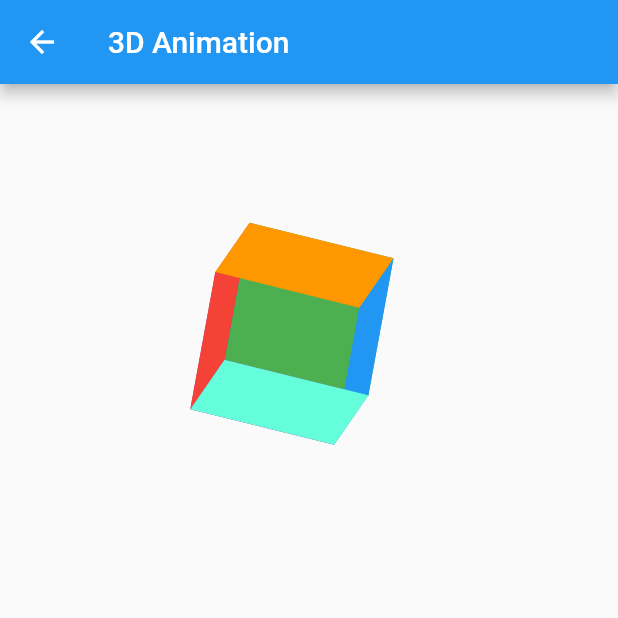
After one commit to lysyshaky/AnimatedContainer, a Flutter app: the screen it shows after launch, after a tap on "3D Animation", on a phone screen of 412 x 824 dp, the top half of it. The commit adds this screen. Run offline on Flutter 3.47's test engine with Material 2 defaults, Android fonts, the phone set to English and light mode, and no system bars.

Commit message:
3d animation

```diff
--- /dev/null
+++ b/lib/animations /3d_animation.dart
@@ -0,0 +1,169 @@
+import 'dart:math';
+
+import 'package:flutter/material.dart';
+import 'package:vector_math/vector_math_64.dart' show Vector3;
+
+class Animation3D extends StatefulWidget {
+  const Animation3D({super.key});
+
+  @override
+  State<Animation3D> createState() => _Animation3DState();
+}
+
+class _Animation3DState extends State<Animation3D> with TickerProviderStateMixin {
+  late AnimationController xController;
+  late AnimationController yController;
+  late AnimationController zController;
+  late Tween<double> animation;
+
+  @override
+  void initState() {
+    super.initState();
+    xController = AnimationController(
+      duration: const Duration(seconds: 20),
+      vsync: this,
+    );
+    yController = AnimationController(
+      duration: const Duration(seconds: 30),
+      vsync: this,
+    );
+    zController = AnimationController(
+      duration: const Duration(seconds: 40),
+      vsync: this,
+    );
+    animation = Tween<double>(
+      begin: 0,
+      end: pi * 2,
+    );
+  }
+
+  @override
+  void dispose() {
+    xController.dispose();
+    yController.dispose();
+    zController.dispose();
+    super.dispose();
+  }
+
+  @override
+  Widget build(BuildContext context) {
+    xController
+      ..reset()
+      ..repeat();
+
+    yController
+      ..reset()
+      ..repeat();
+
+    zController
+      ..reset()
+      ..repeat();
+
+    const widthAndHeight = 100.0;
+    return Scaffold(
+      appBar: AppBar(
+        title: const Text('3D Animation'),
+        leading: IconButton(
+          icon: const Icon(Icons.arrow_back),
+          onPressed: () {
+            Navigator.of(context).pop();
+          },
+        ),
+      ),
+      body: Center(
+        child: SafeArea(
+          child: Column(
+            crossAxisAlignment: CrossAxisAlignment.center,
+            children: [
+              const SizedBox(
+                height: widthAndHeight,
+              ),
+              AnimatedBuilder(
+                animation: Listenable.merge([
+                  xController,
+                  yController,
+                  zController,
+                ]),
+                builder: (context, child) {
+                  return Transform(
+                    alignment: Alignment.center,
+                    transform: Matrix4.identity()
+                      ..rotateX(animation.evaluate(xController))
+                      ..rotateY(animation.evaluate(yController))
+                      ..rotateZ(animation.evaluate(zController)),
+                    child: Stack(
+                      children: [
+                        //back
+                        Transform(
+                          alignment: Alignment.center,
+                          transform: Matrix4.identity()..translate(Vector3(0, 0, -widthAndHeight)),
+                          child: Container(
+                            color: Colors.purple,
+                            width: widthAndHeight,
+                            height: widthAndHeight,
+                          ),
+                        ),
+                        //front
+                        Container(
+                          color: Colors.green,
+                          width: widthAndHeight,
+                          height: widthAndHeight,
+                        ),
+                        //left side
+                        Transform(
+                          alignment: Alignment.centerLeft,
+                          transform: Matrix4.identity()..rotateY(pi / 2),
+                          child: Container(
+                            color: Colors.red,
+                            width: widthAndHeight,
+                            height: widthAndHeight,
+                          ),
+                        ),
+                        //right side
+                        Transform(
+                          alignment: Alignment.centerRight,
+                          transform: Matrix4.identity()..rotateY(-pi / 2),
+                          child: Container(
+                            color: Colors.blue,
+                            width: widthAndHeight,
+                            height: widthAndHeight,
+                          ),
+                        ),
+                        //top side
+                        Transform(
+                          alignment: Alignment.topCenter,
+                          transform: Matrix4.identity()..rotateX(-pi / 2),
+                          child: Container(
+                            color: Colors.orange,
+                            width: widthAndHeight,
+                            height: widthAndHeight,
+                          ),
+                        ),
+                        //top side
+                        Transform(
+                          alignment: Alignment.bottomCenter,
+                          transform: Matrix4.identity()..rotateX(pi / 2),
+                          child: Container(
+                            color: Colors.tealAccent,
+                            width: widthAndHeight,
+                            height: widthAndHeight,
+                          ),
+                        ),
+
+                        // Container(
+                        //   color: Colors.red,
+                        //   width: widthAndHeight,
+                        //   height: widthAndHeight,
+                        // ),
+                      ],
+                    ),
+                  );
+                },
+              ),
+            ],
+          ),
+        ),
+      ),
+    );
+  }
+}
--- a/lib/home.dart
+++ b/lib/home.dart
@@ -1,3 +1,4 @@
+import 'package:animation_1/animations%20/3d_animation.dart';
 import 'package:animation_1/animations%20/cirlce_animation.dart';
 import 'package:flutter/material.dart';
 
@@ -36,6 +37,14 @@ class _HomePageState extends State<HomePage> {
               },
               child: const Text('Circle Animation'),
             ),
+            const SizedBox(height: 20),
+            ElevatedButton(
+              onPressed: () {
+                Navigator.of(context)
+                    .push(MaterialPageRoute(builder: (context) => const Animation3D()));
+              },
+              child: const Text('3D Animation'),
+            ),
           ],
         ),
       ),
--- a/lib/main.dart
+++ b/lib/main.dart
@@ -1,3 +1,4 @@
+import 'package:animation_1/animations%20/3d_animation.dart';
 import 'package:animation_1/animations%20/cirlce_animation.dart';
 import 'package:flutter/material.dart';
 
@@ -22,6 +23,7 @@ class MyApp extends StatelessWidget {
       routes: {
         '/containerAnimation': (context) => const ContainerAnimation(),
         '/circleAnimation': (context) => const CircleAnimation(),
+        '/3dAnimation': (context) => const Animation3D(),
       },
     );
   }
--- a/pubspec.yaml
+++ b/pubspec.yaml
@@ -35,6 +35,7 @@ dependencies:
   # The following adds the Cupertino Icons font to your application.
   # Use with the CupertinoIcons class for iOS style icons.
   cupertino_icons: ^1.0.2
+  vector_math: ^2.1.4
 
 dev_dependencies:
   flutter_test:
```
Also changed, not shown: pubspec.lock.
